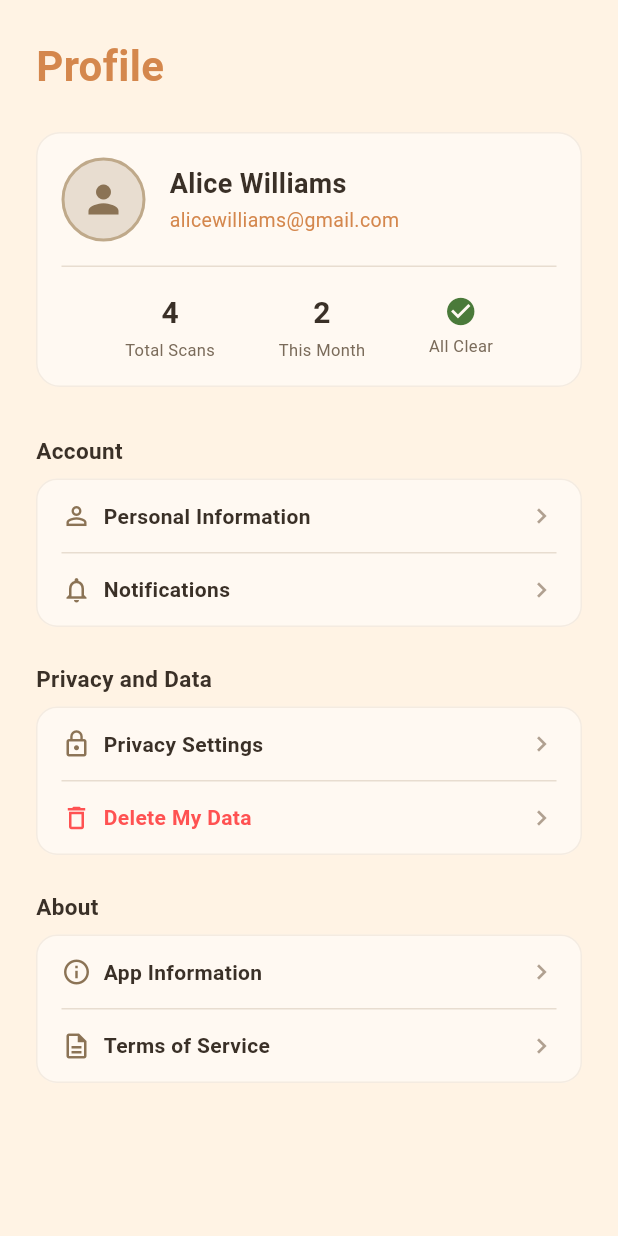
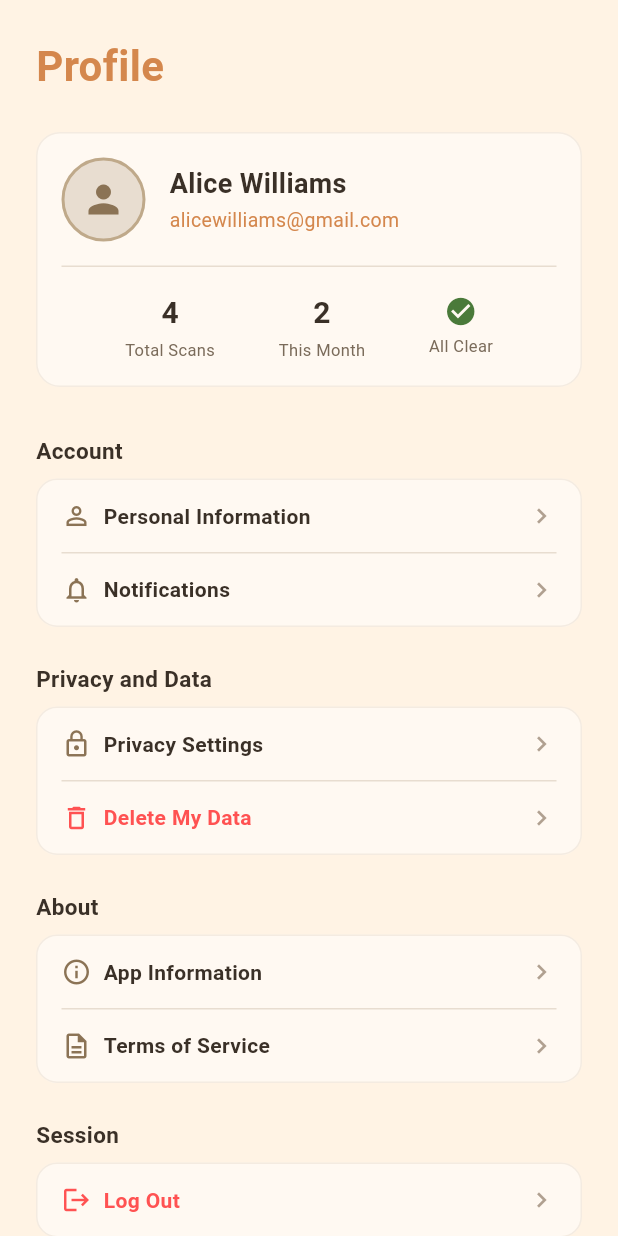
Before and after one commit to kashishgupta2911/SkinBuddy, a Flutter app: the ProfileScreen screen opened directly, on a phone screen of 412 x 824 dp. Run offline on Flutter 3.47's test engine with Material 3 defaults, Android fonts, the phone set to English and light mode, and no system bars; our stand-ins replace cloud_firestore, firebase_auth, firebase_core, flutter_svg, google_sign_in, image_picker; missing offline and left inert: tflite_flutter; accounts and stored records are empty; generated files the repository leaves out were written again.

Commit message:
add log out button

```diff
--- a/lib/features/profile/presentation/profile_screen.dart
+++ b/lib/features/profile/presentation/profile_screen.dart
@@ -1,6 +1,8 @@
 import 'package:flutter/material.dart';
+import 'package:firebase_auth/firebase_auth.dart';
 
 import '../../../core/theme/app_theme.dart';
+import '../../auth/presentation/login_screen.dart';
 import 'app_info_screen.dart';
 import 'delete_data_screen.dart';
 import 'notifications_screen.dart';
@@ -104,6 +106,30 @@ class ProfileScreen extends StatelessWidget {
                   ),
                 ],
               ),
+              const SizedBox(height: AppSpacing.lg),
+              _buildSection(
+                title: 'Session',
+                items: [
+                  _MenuItem(
+                    icon: Icons.logout,
+                    label: 'Log Out',
+                    isDestructive: true,
+                    onTap: () async {
+                      await FirebaseAuth.instance.signOut();
+
+                      if (context.mounted) {
+                        Navigator.of(context).pushAndRemoveUntil(
+                          MaterialPageRoute(
+                            builder: (_) => const LoginScreen(),
+                          ),
+                              (_) => false,
+                        );
+                      }
+                    },
+                  ),
+                ],
+              ),
+
               const SizedBox(height: AppSpacing.xl),
             ],
           ),
```
